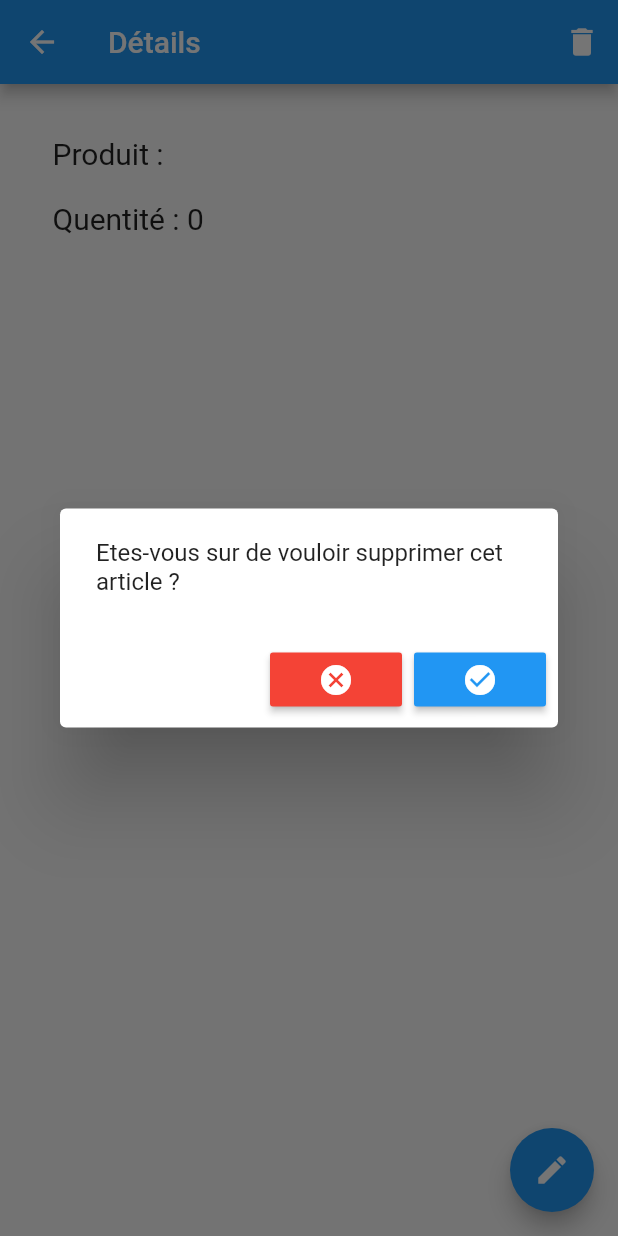
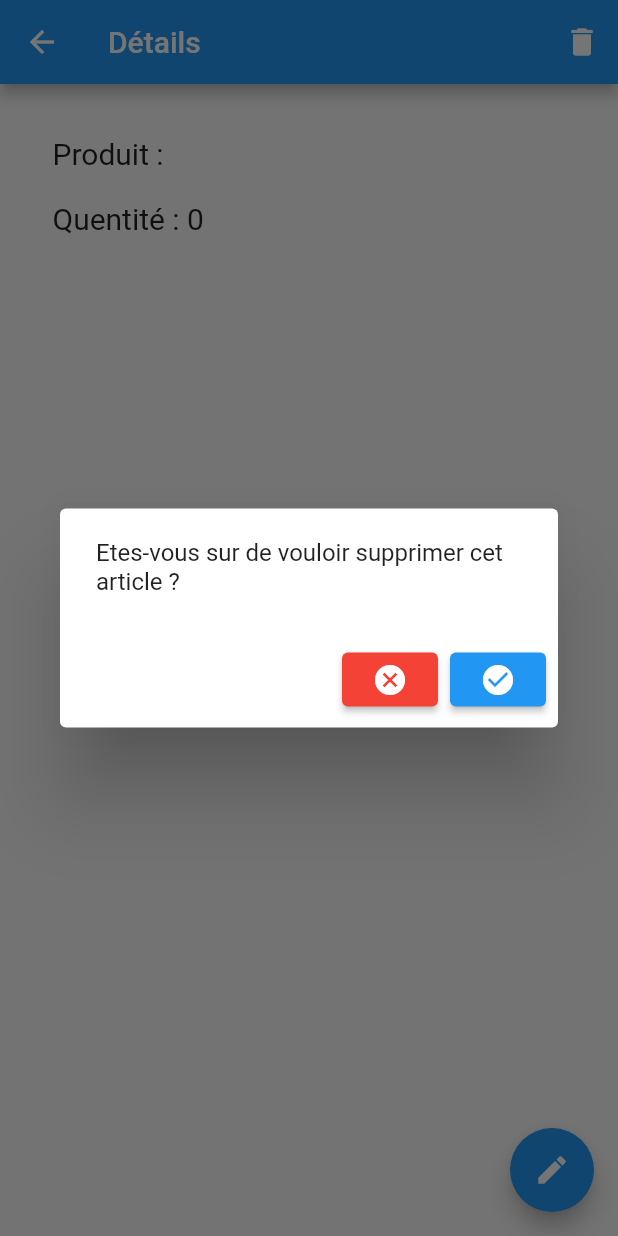
Before and after one commit to franckcanonne/Flutter_mySQL_crud, a Flutter app: the Details screen opened directly with empty values, after a tap on the "delete" icon, on a phone screen of 412 x 824 dp. Run offline on Flutter 3.47's test engine with Material 2 defaults, Android fonts, the phone set to English and light mode, and no system bars; network calls fail.

Commit message:
details (ElevatedButton)

```diff
--- a/lib/screens/details.dart
+++ b/lib/screens/details.dart
@@ -1,3 +1,5 @@
+// ignore_for_file: library_private_types_in_public_api
+
 import 'package:flutter/material.dart';
 import 'package:http/http.dart' as http;
 
@@ -8,7 +10,8 @@ import '../models/produit.dart';
 class Details extends StatefulWidget {
   final Achat achat;
 
-  Details({this.achat});
+  // ignore: prefer_const_constructors_in_immutables
+  Details({Key key, this.achat}) : super(key: key);
 
   @override
   _DetailsState createState() => _DetailsState();
@@ -35,17 +38,21 @@ class _DetailsState extends State<Details> {
           content:
               const Text('Etes-vous sur de vouloir supprimer cet article ?'),
           actions: <Widget>[
-            RaisedButton(
-              child: Icon(Icons.cancel),
-              color: Colors.red,
-              textColor: Colors.white,
+            ElevatedButton(
+              style: ElevatedButton.styleFrom(
+                primary: Colors.red, // background
+                onPrimary: Colors.white, // foreground
+              ),
               onPressed: () => Navigator.of(context).pop(),
+              child: const Icon(Icons.cancel),
             ),
-            RaisedButton(
-              child: Icon(Icons.check_circle),
-              color: Colors.blue,
-              textColor: Colors.white,
+            ElevatedButton(
+              style: ElevatedButton.styleFrom(
+                primary: Colors.blue, // background
+                onPrimary: Colors.white, // foreground
+              ),
               onPressed: () => deleteAchat(context),
+              child: const Icon(Icons.check_circle),
             ),
           ],
         );
@@ -75,8 +82,8 @@ class _DetailsState extends State<Details> {
               "Produit : ${widget.achat.name}",
               style: const TextStyle(fontSize: 20),
             ),
-            Padding(
-              padding: const EdgeInsets.all(10),
+            const Padding(
+              padding: EdgeInsets.all(10),
             ),
             Text(
               "Quentité : ${widget.achat.age}",
```
